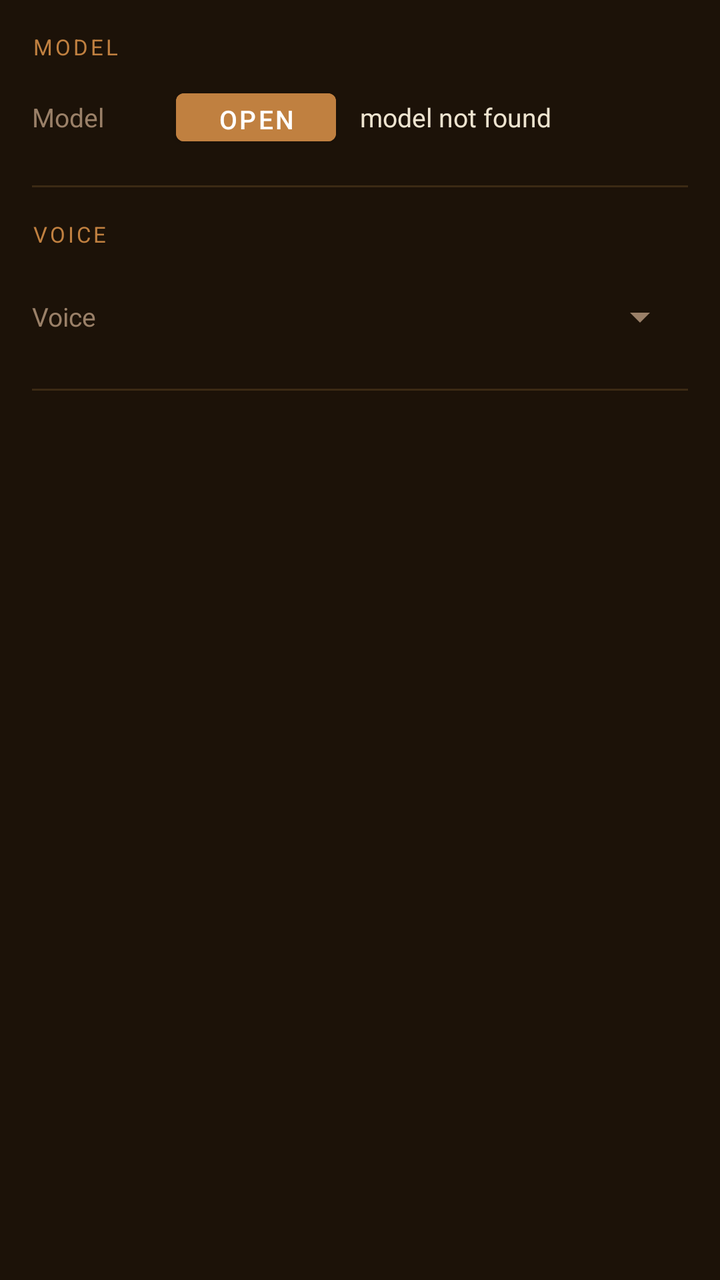
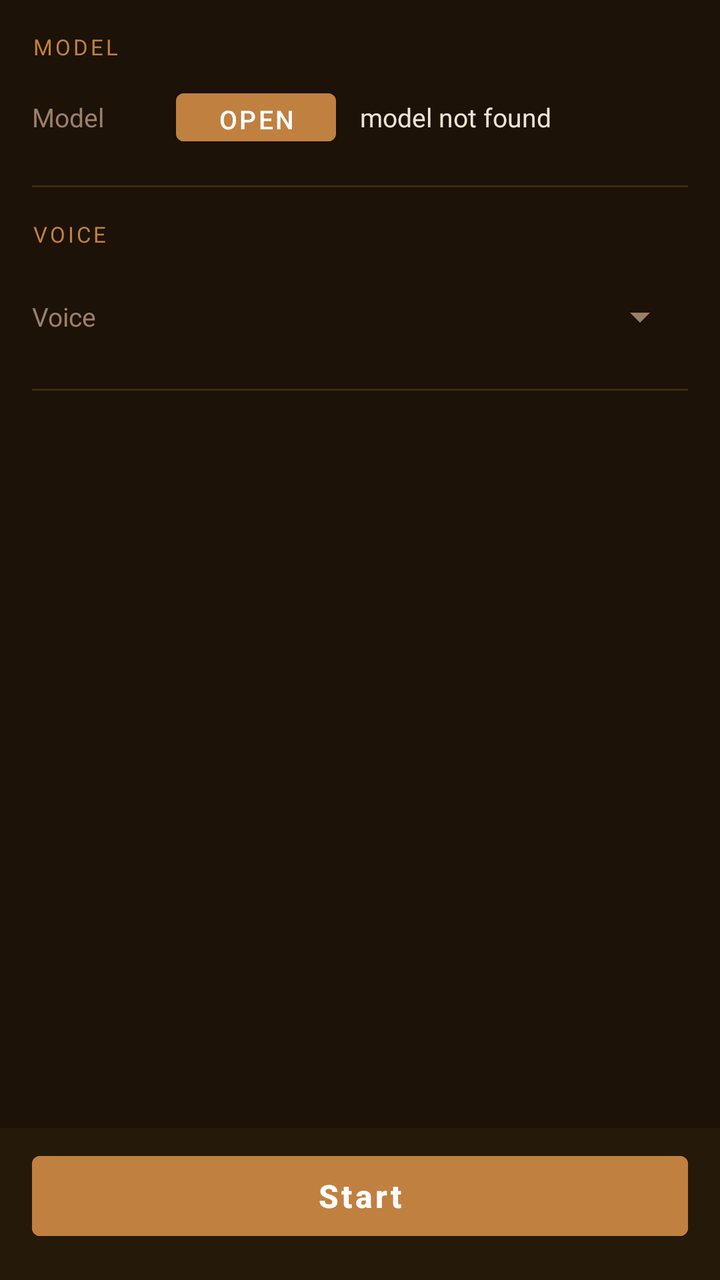

Before-and-after screenshots of an Android layout around one commit, followed by the original layout XML and the change that was made.
<!-- AndroidManifest.xml: application theme Theme.beatriceapp -->
<!-- res/layout/fragment_voice.xml -->
<?xml version="1.0" encoding="utf-8"?>
<ScrollView xmlns:android="http://schemas.android.com/apk/res/android"
    android:layout_width="match_parent"
    android:layout_height="match_parent"
    android:background="@color/vst_bg_primary">

    <LinearLayout
        android:layout_width="match_parent"
        android:layout_height="wrap_content"
        android:orientation="vertical"
        android:padding="16dp">

        
        <TextView
            android:layout_width="match_parent"
            android:layout_height="wrap_content"
            android:text="@string/section_model"
            android:textColor="@color/vst_accent"
            android:textSize="11sp"
            android:textAllCaps="true"
            android:letterSpacing="0.12"
            android:layout_marginBottom="10dp" />

        <LinearLayout
            android:layout_width="match_parent"
            android:layout_height="wrap_content"
            android:orientation="horizontal"
            android:gravity="center_vertical"
            android:layout_marginBottom="4dp">

            <TextView
                android:layout_width="72dp"
                android:layout_height="wrap_content"
                android:text="@string/model_label"
                android:textColor="@color/vst_text_secondary"
                android:textSize="13sp" />

            <Button
                android:id="@+id/button_model_select"
                android:layout_width="80dp"
                android:layout_height="36dp"
                android:text="@string/model_select"
                android:textAllCaps="true"
                android:textSize="13sp"
                android:backgroundTint="@color/vst_accent"
                style="@style/Widget.MaterialComponents.Button" />

            <TextView
                android:id="@+id/ModelName"
                android:layout_width="0dp"
                android:layout_height="wrap_content"
                android:layout_weight="1"
                android:layout_marginStart="12dp"
                android:text="@string/model_name"
                android:textColor="@color/vst_text_primary"
                android:textSize="13sp"
                android:ellipsize="end"
                android:maxLines="1" />

        </LinearLayout>

        <View
            android:layout_width="match_parent"
            android:layout_height="1dp"
            android:background="@color/vst_divider"
            android:layout_marginTop="12dp"
            android:layout_marginBottom="16dp" />

        
        <TextView
            android:layout_width="match_parent"
            android:layout_height="wrap_content"
            android:text="@string/section_voice"
            android:textColor="@color/vst_accent"
            android:textSize="11sp"
            android:textAllCaps="true"
            android:letterSpacing="0.12"
            android:layout_marginBottom="10dp" />

        <LinearLayout
            android:layout_width="match_parent"
            android:layout_height="wrap_content"
            android:orientation="horizontal"
            android:gravity="center_vertical">

            <TextView
                android:layout_width="72dp"
                android:layout_height="wrap_content"
                android:text="@string/voice_select"
                android:textColor="@color/vst_text_secondary"
                android:textSize="13sp" />

            <Spinner
                android:id="@+id/voice_select_spinner"
                android:layout_width="0dp"
                android:layout_height="48dp"
                android:layout_weight="1"
                android:popupBackground="@color/vst_bg_card" />
        </LinearLayout>

        <View
            android:layout_width="match_parent"
            android:layout_height="1dp"
            android:background="@color/vst_divider"
            android:layout_marginTop="12dp"
            android:layout_marginBottom="16dp" />

        <LinearLayout
            android:layout_width="match_parent"
            android:layout_height="wrap_content"
            android:orientation="vertical"
            android:gravity="center_horizontal">

            <TextView
                android:id="@+id/model_description"
                android:layout_width="match_parent"
                android:layout_height="wrap_content"
                android:text=""
                android:textColor="@color/vst_text_primary"
                android:textSize="10sp"
                android:gravity="center"
                android:layout_marginBottom="8dp" />

            <TextView
                android:id="@+id/voice_description"
                android:layout_width="match_parent"
                android:layout_height="wrap_content"
                android:text=""
                android:textColor="@color/vst_text_primary"
                android:textSize="10sp"
                android:gravity="center"
                android:layout_marginBottom="4dp" />

            <ImageView
                android:id="@+id/voice_portrait_image"
                android:layout_width="240dp"
                android:layout_height="240dp"
                android:scaleType="centerCrop"
                android:visibility="gone"
                android:layout_marginBottom="4dp" />

            <TextView
                android:id="@+id/voice_portrait_description"
                android:layout_width="match_parent"
                android:layout_height="wrap_content"
                android:text=""
                android:textColor="@color/vst_text_secondary"
                android:textSize="10sp"
                android:gravity="center" />

        </LinearLayout>

    </LinearLayout>
</ScrollView>
<!-- resources referenced by this layout -->
<resources>
  <color name="vst_accent">#C08040</color>
  <color name="vst_bg_card">#2E2212</color>
  <color name="vst_bg_primary">#1C1208</color>
  <color name="vst_divider">#3C2A14</color>
  <color name="vst_text_primary">#EEE4D0</color>
  <color name="vst_text_secondary">#9A8068</color>
  <string name="model_label">Model</string>
  <string name="model_name">model not found</string>
  <string name="model_select">Open</string>
  <string name="section_model">Model</string>
  <string name="section_voice">Voice</string>
  <string name="voice_select">Voice</string>
  <style name="Theme.beatriceapp" parent="Theme.MaterialComponents.DayNight.NoActionBar">
          <item name="colorPrimary">@color/vst_accent</item>
          <item name="colorPrimaryVariant">@color/vst_accent_dark</item>
          <item name="colorOnPrimary">@color/white</item>
          <item name="colorSecondary">@color/vst_accent_teal</item>
          <item name="colorSecondaryVariant">@color/vst_accent_teal</item>
          <item name="colorOnSecondary">@color/white</item>
          <item name="colorSurface">@color/vst_bg_secondary</item>
          <item name="colorOnSurface">@color/vst_text_primary</item>
          <item name="android:colorBackground">@color/vst_bg_primary</item>
          <item name="android:statusBarColor">@color/vst_bg_primary</item>
          <item name="android:windowLightStatusBar" tools:targetApi="23">false</item>
          <item name="android:textColorPrimary">@color/vst_text_primary</item>
          <item name="android:textColorSecondary">@color/vst_text_secondary</item>
          <item name="colorControlActivated">@color/vst_accent</item>
          <item name="colorPrimaryDark">@color/vst_bg_primary</item>
      </style>
  <color name="vst_accent_dark">#9A5E24</color>
  <color name="white">#FFFFFFFF</color>
  <color name="vst_accent_teal">#D4A464</color>
  <color name="vst_bg_secondary">#251A0A</color>
</resources>

<!-- the commit's change to res/layout/fragment_voice.xml (unified diff, before → after) -->
@@ -1,14 +1,18 @@
 <?xml version="1.0" encoding="utf-8"?>
-<ScrollView xmlns:android="http://schemas.android.com/apk/res/android"
+<LinearLayout xmlns:android="http://schemas.android.com/apk/res/android"
     android:layout_width="match_parent"
     android:layout_height="match_parent"
+    android:orientation="vertical"
     android:background="@color/vst_bg_primary">
 
+    
     <LinearLayout
         android:layout_width="match_parent"
         android:layout_height="wrap_content"
         android:orientation="vertical"
-        android:padding="16dp">
+        android:paddingStart="16dp"
+        android:paddingEnd="16dp"
+        android:paddingTop="16dp">
 
         
         <TextView
@@ -103,13 +107,23 @@
             android:layout_height="1dp"
             android:background="@color/vst_divider"
             android:layout_marginTop="12dp"
-            android:layout_marginBottom="16dp" />
+            android:layout_marginBottom="0dp" />
+
+    </LinearLayout>
+
+    
+    <ScrollView
+        android:layout_width="match_parent"
+        android:layout_height="0dp"
+        android:layout_weight="1"
+        android:background="@color/vst_bg_primary">
 
         <LinearLayout
             android:layout_width="match_parent"
             android:layout_height="wrap_content"
             android:orientation="vertical"
-            android:gravity="center_horizontal">
+            android:gravity="center_horizontal"
+            android:padding="16dp">
 
             <TextView
                 android:id="@+id/model_description"
@@ -149,6 +163,32 @@
                 android:gravity="center" />
 
         </LinearLayout>
+    </ScrollView>
+
+    
+    <LinearLayout
+        android:id="@+id/bottom_bar"
+        android:layout_width="match_parent"
+        android:layout_height="wrap_content"
+        android:orientation="vertical"
+        android:background="@color/vst_bg_secondary"
+        android:paddingStart="16dp"
+        android:paddingEnd="16dp"
+        android:paddingTop="8dp"
+        android:paddingBottom="16dp"
+        android:elevation="8dp">
+
+        <Button
+            android:id="@+id/button_toggle_effect"
+            android:layout_width="match_parent"
+            android:layout_height="52dp"
+            android:text="@string/start_effect"
+            android:textAllCaps="false"
+            android:textSize="16sp"
+            android:textStyle="bold"
+            android:backgroundTint="@color/vst_accent"
+            style="@style/Widget.MaterialComponents.Button" />
 
     </LinearLayout>
-</ScrollView>
+
+</LinearLayout>
<!-- resource entries referenced after the edit -->
@@ -11,6 +11,7 @@
   <string name="model_select">Open</string>
   <string name="section_model">Model</string>
   <string name="section_voice">Voice</string>
+  <string name="start_effect">Start</string>
   <string name="voice_select">Voice</string>
   <style name="Theme.beatriceapp" parent="Theme.MaterialComponents.DayNight.NoActionBar">
           <item name="colorPrimary">@color/vst_accent</item>
